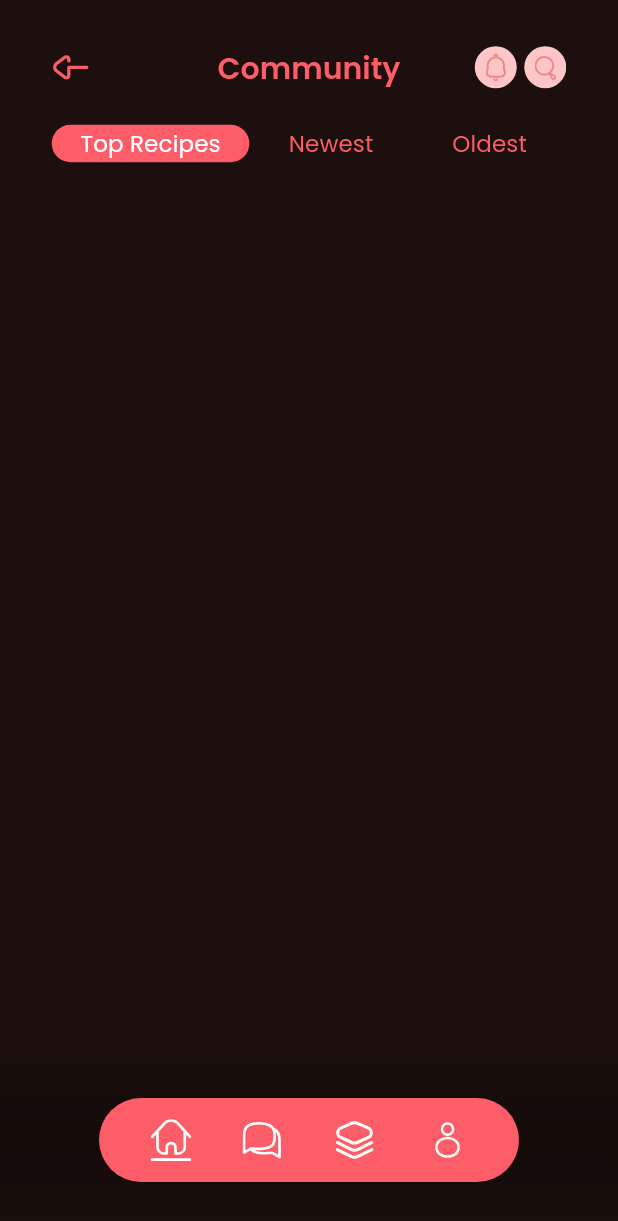
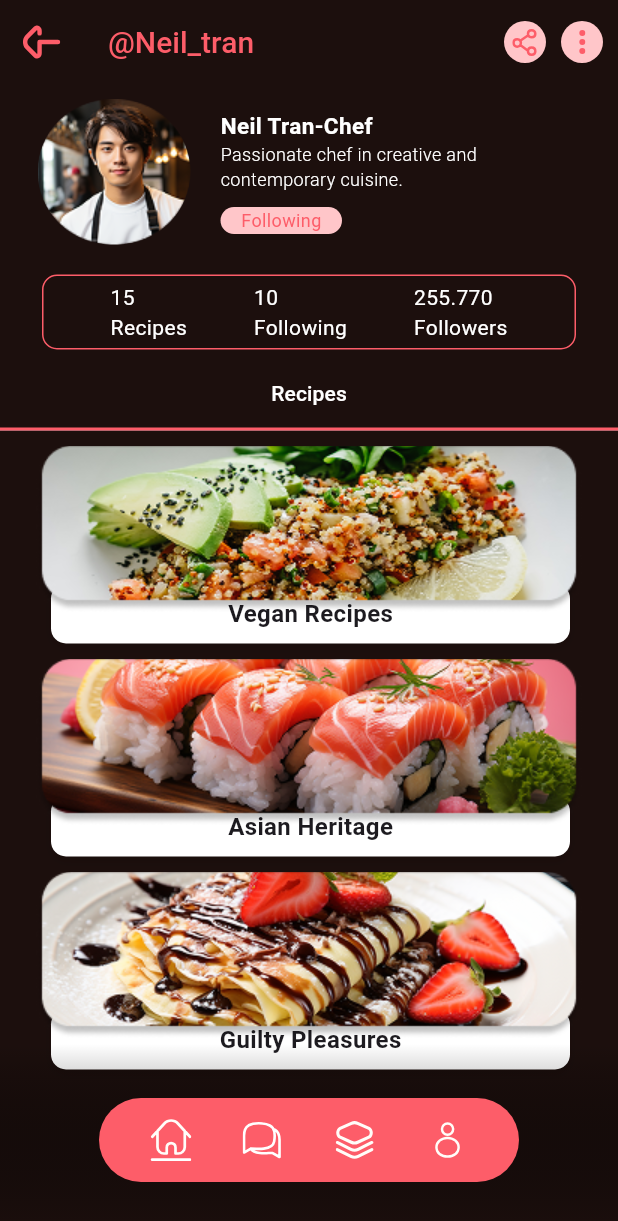
Before and after one commit to Urgenchbayev-Alibek/recipe_app, a Flutter app: the screen it shows after launch, on a phone screen of 412 x 824 dp. Shown: the top 1221 px of the screen. Run offline on Flutter 3.47's test engine with Material 3 defaults, Android fonts, the phone set to English and light mode, and no system bars; our stand-ins replace cached_network_image, dio, equatable, flutter_bloc, flutter_screenutil, flutter_secure_storage and 4 more; accounts and stored records are empty.

Commit message:
top_chef_profile

```diff
--- a/lib/core/utils/colors.dart
+++ b/lib/core/utils/colors.dart
@@ -6,6 +6,15 @@ class AppColors {
   static const pinkSub = Color(0xFFEC888D);
   static const pink = Color(0xFFFFC6C9);
 
+  static const Color textColor = Color(0xFF3E2823);
+
+  static const Color milkWhite = Color(0xFFFFFDF9);
+
+
+
+  static const whiteColor = Color(0xffFFFFFF);
+  static const backgroundColor = Color(0xff1C0F0D);
+  static const pinkColor = Color(0xffEC888D);
 
   static const darkColorScheme = ColorScheme(
     brightness: Brightness.dark,
@@ -18,4 +27,6 @@ class AppColors {
     surface: AppColors.beigeColor,
     onSurface: Colors.white,
   );
+
+
 }
--- /dev/null
+++ b/lib/features/top_chef_profile/widgets/top_chef_profile_item.dart
@@ -0,0 +1,58 @@
+import 'package:flutter/cupertino.dart';
+import 'package:flutter/material.dart';
+
+class TopChefProfileItem extends StatelessWidget {
+  const TopChefProfileItem({
+    super.key,
+    required this.title,
+    required this.image,
+  });
+
+  final String title;
+  final String image;
+
+  @override
+  Widget build(BuildContext context) {
+    return Stack(
+      clipBehavior: Clip.none,
+      children: [
+        Container(
+          width: 356,
+          height: 103,
+          decoration: BoxDecoration(
+            borderRadius: BorderRadius.circular(20),
+          ),
+        ),
+        Positioned(
+          bottom: -20,
+          left: 10,
+          child: Container(
+            width: 346,
+            height: 40,
+            decoration: BoxDecoration(
+              color: Colors.white,
+              borderRadius: BorderRadius.circular(10),
+              boxShadow: [
+                BoxShadow(
+                  color: Colors.black.withValues(alpha: 0.1),
+                  blurRadius: 5,
+                  offset: Offset(0, 3),
+                ),
+              ],
+            ),
+            child: Center(
+              child: Text(
+                title,
+                style: TextStyle(fontSize: 16, fontWeight: FontWeight.bold),
+              ),
+            ),
+          ),
+        ),
+        Image(
+          image: AssetImage(image),
+          fit: BoxFit.cover,
+        ),
+      ],
+    );
+  }
+}
--- /dev/null
+++ b/lib/features/top_chef_profile/widgets/top_chef_profiles.dart
@@ -0,0 +1,163 @@
+import 'package:flutter/material.dart';
+import 'package:flutter_svg/flutter_svg.dart';
+import 'package:recipe_app/features/top_chef_profile/widgets/top_chef_profile_item.dart';
+import '../../../core/utils/colors.dart';
+import '../../common/widgets/recipe_bottom_navigation_bar.dart';
+
+class TopChefProfile extends StatelessWidget {
+  @override
+  Widget build(BuildContext context) {
+    return DefaultTabController(
+      length: 1,
+      child: Scaffold(
+        extendBody: true,
+        backgroundColor: AppColors.backgroundColor,
+        appBar: AppBar(
+          backgroundColor: AppColors.backgroundColor,
+          leading: Padding(
+            padding: EdgeInsets.all(15.0),
+            child: SvgPicture.asset(
+              'assets/icons/vector.svg',
+              width: 24,
+              height: 14,
+            ),
+          ),
+          title: Text(
+            '@Neil_tran',
+            style: TextStyle(
+                color: AppColors.redPinkMain,
+                fontSize: 20,
+                fontWeight: FontWeight.w500),
+          ),
+          actions: [
+            CircleAvatar(
+              backgroundColor: AppColors.pink,
+              radius: 14,
+              child: SvgPicture.asset(
+                'assets/icons/share.svg',
+                colorFilter:
+                ColorFilter.mode(AppColors.redPinkMain, BlendMode.srcIn),
+              ),
+            ),
+            SizedBox(width: 10),
+            CircleAvatar(
+              backgroundColor: AppColors.pink,
+              radius: 14,
+              child: SvgPicture.asset(
+                'assets/icons/three_dots.svg',
+                colorFilter:
+                ColorFilter.mode(AppColors.redPinkMain, BlendMode.srcIn),
+              ),
+            ),
+            SizedBox(width: 10),
+          ],
+        ),
+        body: Column(
+          children: [
+            SizedBox(height: 10),
+            Row(
+              children: [
+                SizedBox(width: 25),
+                ClipRRect(
+                    borderRadius: BorderRadius.circular(60),
+                    child: Image(
+                      image: AssetImage('assets/images/neil_tran.png'),
+                      width: 102,
+                      height: 97,
+                    )),
+                SizedBox(width: 20),
+                Column(
+                  crossAxisAlignment: CrossAxisAlignment.start,
+                  children: [
+                    Text(
+                      'Neil Tran-Chef',
+                      style: TextStyle(
+                          fontSize: 15,
+                          fontWeight: FontWeight.w600,
+                          color: Colors.white),
+                    ),
+                    Text(
+                      'Passionate chef in creative and \ncontemporary cuisine.',
+                      style: TextStyle(
+                        fontSize: 12,
+                        color: Colors.white,
+                        fontWeight: FontWeight.w300,
+                      ),
+                    ),
+                    SizedBox(height: 10),
+                    Container(
+                      width: 81,
+                      height: 18,
+                      decoration: BoxDecoration(
+                        color: AppColors.pink,
+                        borderRadius: BorderRadius.circular(10),
+                      ),
+                      child: Center(
+                        child: Text(
+                          'Following',
+                          style: TextStyle(
+                              color: AppColors.redPinkMain, fontSize: 12),
+                        ),
+                      ),
+                    ),
+                  ],
+                )
+              ],
+            ),
+            SizedBox(height: 20),
+            Container(
+              width: 356,
+              height: 50,
+              decoration: BoxDecoration(
+                border: Border.all(color: AppColors.redPinkMain),
+                color: AppColors.backgroundColor,
+                borderRadius: BorderRadius.circular(10),
+              ),
+              child: Row(
+                mainAxisAlignment: MainAxisAlignment.spaceEvenly,
+                children: [
+                  Text('15\nRecipes', style: TextStyle(color: Colors.white)),
+                  Text('10\nFollowing', style: TextStyle(color: Colors.white)),
+                  Text('255.770\nFollowers',
+                      style: TextStyle(color: Colors.white)),
+                ],
+              ),
+            ),
+            SizedBox(height: 6),
+            Column(
+              children: [
+                TabBar(
+                  indicatorSize: TabBarIndicatorSize.tab,
+                  indicatorColor: AppColors.redPinkMain,
+                  tabs: [
+                    Tab(
+                      child: Text(
+                        "Recipes",
+                        style: TextStyle(color: AppColors.whiteColor),
+                      ),
+                    ),
+                  ],
+                ),
+                SizedBox(height: 10),
+                TopChefProfileItem(
+                  title: "Vegan Recipes",
+                  image: 'assets/images/vegan.png',
+                ),
+                SizedBox(height: 30),
+                TopChefProfileItem(
+                  title: 'Asian Heritage',
+                  image: 'assets/images/asian.png',
+                ),
+                SizedBox(height: 30),
+                TopChefProfileItem(
+                    title: 'Guilty Pleasures',
+                    image: 'assets/images/guilty.png')
+              ],
+            ),
+          ],
+        ),
+        bottomNavigationBar: RecipeBottomNavigationBar(),
+      ),
+    );
+  }
+}
--- a/lib/main.dart
+++ b/lib/main.dart
@@ -5,16 +5,7 @@ import 'package:provider/provider.dart';
 import 'core/dependencies.dart';
 import 'core/routing/router.dart';
 import 'core/utils/themes.dart';
-/*
-state & behavior
-state alohida bo'lib ajraladi
-Cubit, state, emit
-Equatable, immutable
-part of, part
-BlocBuilder, BlocSelector, BlocListener
-BlocProvider
-RepositoryProvider
-*/
+import 'features/top_chef_profile/widgets/top_chef_profiles.dart';
 
 final navigatorKey = GlobalKey<NavigatorState>();
 void main() {
@@ -30,14 +21,18 @@ class RecipeApp extends StatelessWidget {
   @override
   Widget build(BuildContext context) {
     ScreenUtil.init(context, designSize: const Size(430, 932));
-    return MultiProvider(
-      providers: providers,
-      builder: (context, child) => MaterialApp.router(
-        routerConfig: router,
-        debugShowCheckedModeBanner: false,
-        themeMode: ThemeMode.dark,
-        darkTheme: AppThemes.darkTheme,
-      ),
+    // return MultiProvider(
+    //   providers: providers,
+    //   builder: (context, child) => MaterialApp.router(
+    //     routerConfig: router,
+    //     debugShowCheckedModeBanner: false,
+    //     themeMode: ThemeMode.dark,
+    //     darkTheme: AppThemes.darkTheme,
+    //   ),
+    // );
+    return MaterialApp(
+      debugShowCheckedModeBanner: false,
+      home: TopChefProfile(),
     );
   }
 }
```
Also changed, not shown: assets/icons/vector.svg (added), assets/images/asian.png (added), assets/images/guilty.png (added), assets/images/neil_tran.png (added), assets/images/vegan.png (added).
